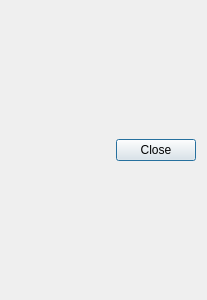
Before: the Qt Designer form quadcopterdetaildialog.ui in KITrokopter/GUI-Application, drawn with Qt 5.
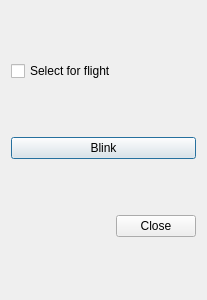
After: the same form once the commit is applied.

Commit message: Detail dialog UI adjustments

The edit to the form file:
```diff
--- a/quadcopterdetaildialog.ui
+++ b/quadcopterdetaildialog.ui
@@ -15,8 +15,21 @@
   </property>
   <layout class="QVBoxLayout" name="verticalLayout_2">
    <item>
-     <layout class="QGridLayout" name="attributes">
-     </layout>
+    <layout class="QGridLayout" name="attributes"/>
+   </item>
+   <item>
+    <widget class="QCheckBox" name="selectForFlight">
+     <property name="text">
+      <string>Select for flight</string>
+     </property>
+    </widget>
+   </item>
+   <item>
+    <widget class="QPushButton" name="blinkButton">
+     <property name="text">
+      <string>Blink</string>
+     </property>
+    </widget>
    </item>
    <item>
     <widget class="QDialogButtonBox" name="buttonBox">
```
Left out of the diff: 5 changed lines with no effect on the pictures. The commit also changes 2 other files.
